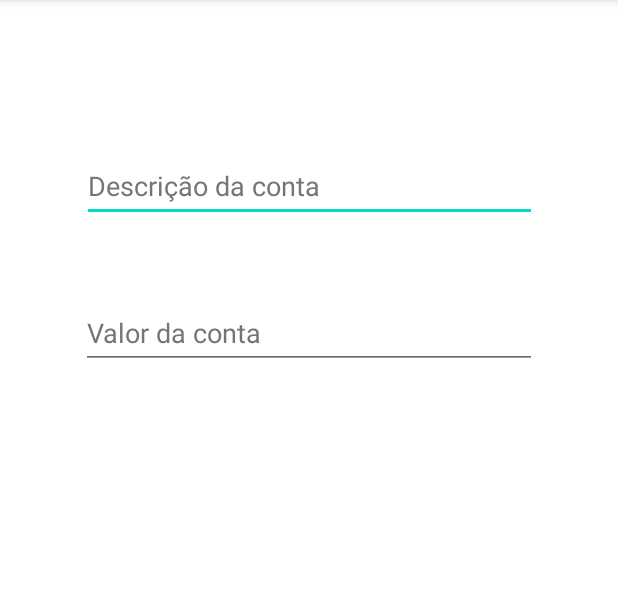
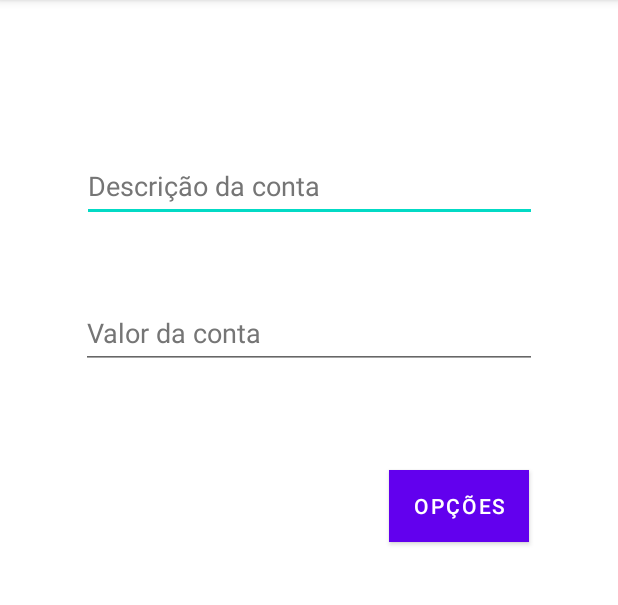
Before and after one commit to victorftrdba/app-finances-management, an Android app: the DetailsActivity screen opened directly, with no data from a screen before it, on a phone screen of 412 x 824 dp, the part 84-689 px from its top. Run offline under Robolectric (Android 15) with nearby library versions, the phone set to English and light mode, and no system bars; 4 statements that could not run were skipped.

Commit message:
Alteração e implementação da terceira activity

```diff
--- a/app/src/main/java/com/example/atpdevmobilejava/controller/DetailsActivity.java
+++ b/app/src/main/java/com/example/atpdevmobilejava/controller/DetailsActivity.java
@@ -5,7 +5,10 @@ import androidx.appcompat.app.AlertDialog;
 import androidx.appcompat.app.AppCompatActivity;
 
 import android.content.DialogInterface;
+import android.content.Intent;
 import android.os.Bundle;
+import android.view.View;
+import android.widget.Button;
 import android.widget.EditText;
 
 import com.example.atpdevmobilejava.R;
@@ -15,6 +18,7 @@ import com.example.atpdevmobilejava.model.Finance;
 public class DetailsActivity extends AppCompatActivity {
     EditText nameTextView;
     EditText valueTextView;
+    Button button;
     int index;
 
     @Override
@@ -23,14 +27,28 @@ public class DetailsActivity extends AppCompatActivity {
         setContentView(R.layout.activity_details);
         nameTextView = findViewById(R.id.nameTextView);
         valueTextView = findViewById(R.id.valueTextView);
+        button = findViewById(R.id.button);
 
         Bundle extra = getIntent().getExtras();
         index = extra.getInt("index");
         if (index != -1) {
-            Finance f = DataModel.getInstance().finances.get(index);
+            Finance f = DataModel.getInstance().getFinance(index);
             nameTextView.setText(f.getName());
             valueTextView.setText(f.getValue());
+            button.setVisibility(View.VISIBLE);
+            button.setOnClickListener(new View.OnClickListener() {
+                @Override
+                public void onClick(View view) {
+                    goToOptionActivity(index);
+                }
+            });
         }
+    }
+
+    void goToOptionActivity (int index) {
+        Intent intent = new Intent(DetailsActivity.this, OptionsActivity.class);
+        intent.putExtra("index", index);
+        startActivity(intent);
     }
 
     @Override
--- a/app/src/main/res/layout/activity_details.xml
+++ b/app/src/main/res/layout/activity_details.xml
@@ -17,6 +17,7 @@
         android:ems="10"
         android:hint="@string/nameTextView"
         android:inputType="textPersonName"
+        android:soundEffectsEnabled="false"
         android:textColorHint="#757575"
         app:layout_constraintBottom_toTopOf="@+id/valueTextView"
         app:layout_constraintEnd_toEndOf="parent"
@@ -37,4 +38,22 @@
         app:layout_constraintHorizontal_bias="1.0"
         app:layout_constraintStart_toStartOf="@id/nameTextView"
         app:layout_constraintTop_toBottomOf="@id/nameTextView" />
+
+    <Button
+        android:id="@+id/button"
+        android:layout_width="wrap_content"
+        android:layout_height="wrap_content"
+        android:layout_marginStart="250dp"
+        android:layout_marginTop="49dp"
+        android:layout_marginEnd="50dp"
+        android:layout_marginBottom="388dp"
+        android:background="#000000"
+        android:text="@string/op_es"
+        android:visibility="invisible"
+        app:layout_constraintBottom_toBottomOf="parent"
+        app:layout_constraintEnd_toEndOf="parent"
+        app:layout_constraintStart_toStartOf="parent"
+        app:layout_constraintTop_toBottomOf="@+id/valueTextView"
+        app:layout_constraintVertical_bias="0.49"
+        app:rippleColor="#000000" />
 </androidx.constraintlayout.widget.ConstraintLayout>
--- a/app/src/main/res/values/strings.xml
+++ b/app/src/main/res/values/strings.xml
@@ -10,4 +10,9 @@
     <string name="attention_description">Um erro ocorreu durante o salvamento dos dados, preencha corretamente os campos.</string>
     <string name="remove_finance">Conta removida</string>
     <string name="undo">Desfazer</string>
+    <string name="switchOptionView">Switch</string>
+    <string name="situa_o_da_conta">Situação da conta</string>
+    <string name="paga">Paga</string>
+    <string name="em_aberto">Em aberto</string>
+    <string name="op_es">Opções</string>
 </resources>
```
Also changed, not shown: app/src/main/AndroidManifest.xml (+7 -0 lines), app/src/main/java/com/example/atpdevmobilejava/controller/OptionsActivity.java (added, +41 -0 lines), app/src/main/java/com/example/atpdevmobilejava/model/DataModel.java (+9 -0 lines), app/src/main/java/com/example/atpdevmobilejava/model/FinanceDatabase.java (+11 -1 lines), app/src/main/res/layout/activity_options.xml (added, +44 -0 lines).
